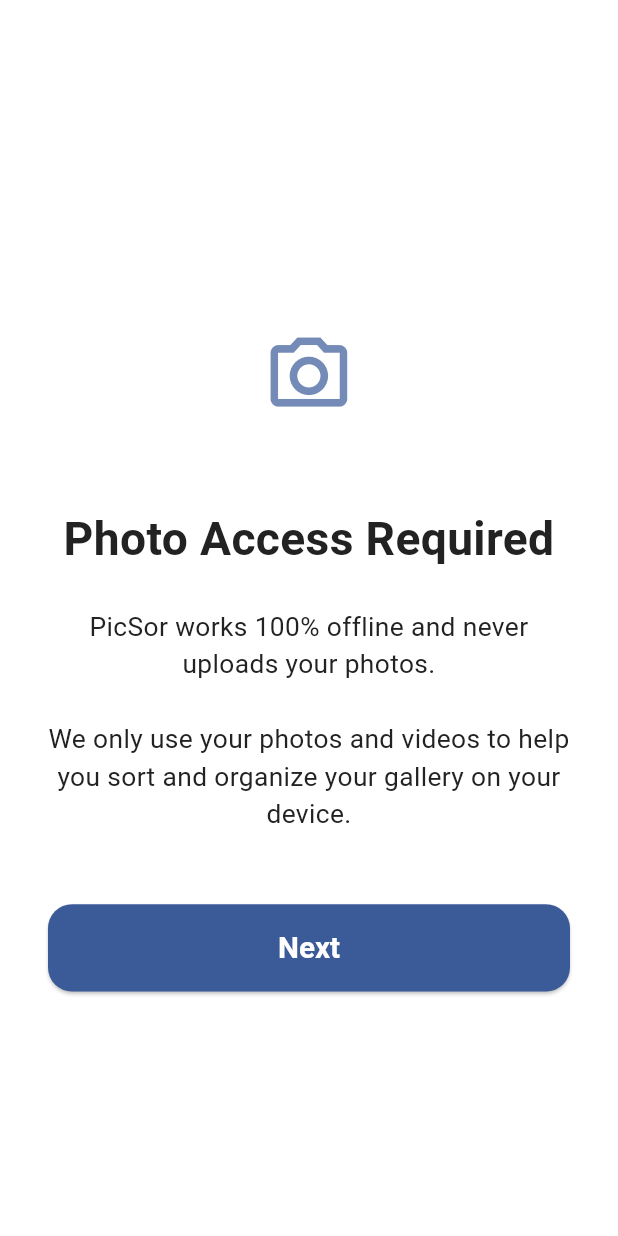
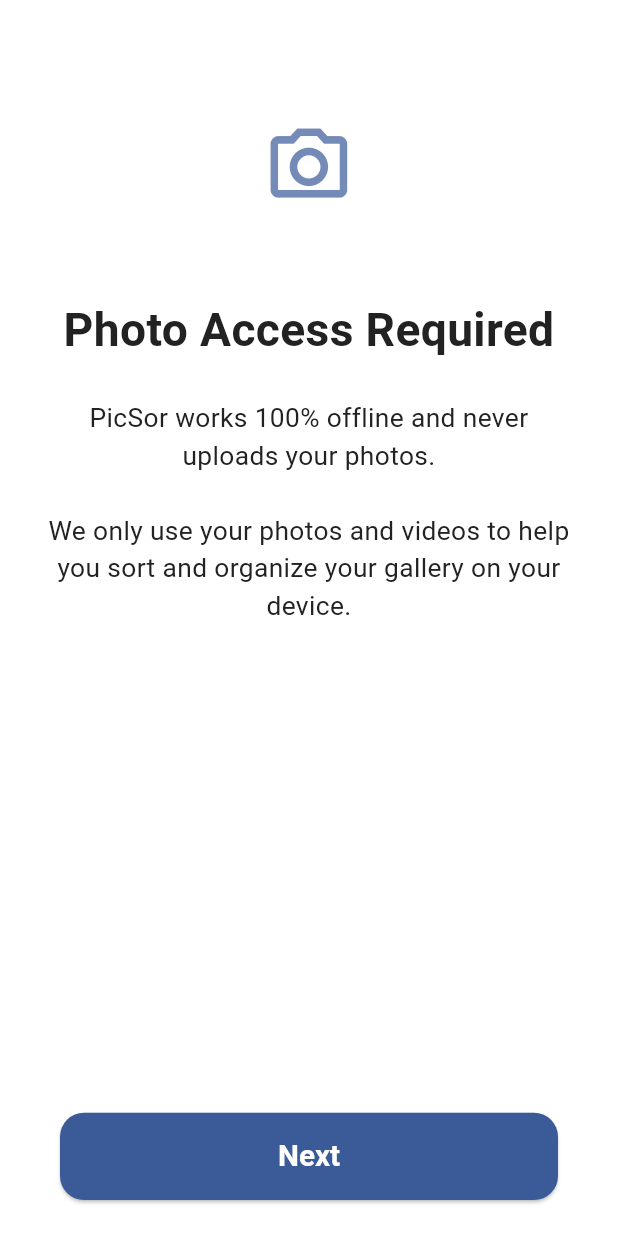
Before and after one commit to Jarkyman/PicSor, a Flutter app: the screen it shows after launch, after a tap on "Get started", on a phone screen of 412 x 824 dp. Run offline on Flutter 3.47's test engine with Material 3 defaults, Android fonts, the phone set to English and light mode, and no system bars; our stand-ins replace permission_handler, share_plus, shared_preferences; missing offline and left inert: photo_manager.

Commit message:
Refactor: Standardize onboarding screens layout and button alignment. Consistent spacing and placement across all screens.

```diff
--- a/lib/screens/onboarding/photo_permission_screen.dart
+++ b/lib/screens/onboarding/photo_permission_screen.dart
@@ -1,6 +1,10 @@
 import 'package:flutter/material.dart';
 import 'package:permission_handler/permission_handler.dart';
 import '../../core/theme.dart';
+import '../../widgets/onboarding/onboarding_icon.dart';
+import '../../widgets/onboarding/onboarding_title.dart';
+import '../../widgets/onboarding/onboarding_body.dart';
+import '../../widgets/onboarding/onboarding_button_row.dart';
 
 class PhotoPermissionScreen extends StatefulWidget {
   final VoidCallback onNext;
@@ -39,40 +43,29 @@ class _PhotoPermissionScreenState extends State<PhotoPermissionScreen> {
         child: Center(
           child: Padding(
             padding: EdgeInsets.symmetric(horizontal: AppSpacing.xl),
+            child: LayoutBuilder(
+              builder:
+                  (context, constraints) => ConstrainedBox(
+                    constraints: BoxConstraints(
+                      minHeight: constraints.maxHeight,
+                    ),
                     child: Column(
                       mainAxisAlignment: MainAxisAlignment.center,
                       children: [
                         SizedBox(height: AppSpacing.xl + AppSpacing.lg),
-                Container(
-                  width: Scale.of(context, 100),
-                  height: Scale.of(context, 100),
-                  decoration: BoxDecoration(
-                    color: Theme.of(context).colorScheme.surface,
-                    borderRadius: BorderRadius.circular(AppSpacing.lg),
-                  ),
-                  child: Center(
-                    child: Icon(
-                      Icons.camera_alt_outlined,
-                      size: Scale.of(context, 56),
-                      color: Theme.of(
-                        context,
-                      ).colorScheme.primary.withValues(alpha: 0.7),
+                        OnboardingIcon(icon: Icons.camera_alt_outlined),
+                        SizedBox(height: AppSpacing.xl),
+                        OnboardingTitle(text: 'Photo Access Required'),
+                        SizedBox(height: AppSpacing.lg),
+                        Expanded(
+                          child: Align(
+                            alignment: Alignment.topCenter,
+                            child: OnboardingBody(
+                              text:
+                                  'PicSor works 100% offline and never uploads your photos.\n\nWe only use your photos and videos to help you sort and organize your gallery on your device.',
                             ),
                           ),
                         ),
-                SizedBox(height: AppSpacing.xl),
-                Text(
-                  'Photo Access Required',
-                  style: AppTextStyles.headline(context),
-                  textAlign: TextAlign.center,
-                ),
-                SizedBox(height: AppSpacing.lg),
-                Text(
-                  'PicSor works 100% offline and never uploads your photos.\n\nWe only use your photos and videos to help you sort and organize your gallery on your device.',
-                  style: AppTextStyles.body(context),
-                  textAlign: TextAlign.center,
-                ),
-                SizedBox(height: AppSpacing.xl + AppSpacing.md),
                         if (!_granted && !_requested)
                           Column(
                             children: [
@@ -86,9 +79,12 @@ class _PhotoPermissionScreenState extends State<PhotoPermissionScreen> {
                             ],
                           )
                         else if (!_granted && _requested)
-                  SizedBox(
-                    width: double.infinity,
-                    child: ElevatedButton(
+                          Column(
+                            children: [
+                              SizedBox(height: AppSpacing.lg),
+                              OnboardingButtonRow(
+                                buttons: [
+                                  ElevatedButton(
                                     onPressed: _openSettings,
                                     style: ElevatedButton.styleFrom(
                                       padding: EdgeInsets.symmetric(
@@ -105,11 +101,18 @@ class _PhotoPermissionScreenState extends State<PhotoPermissionScreen> {
                                       style: AppTextStyles.button(context),
                                     ),
                                   ),
+                                ],
+                              ),
+                              SizedBox(height: AppSpacing.lg),
+                            ],
                           )
                         else if (_granted)
-                  SizedBox(
-                    width: double.infinity,
-                    child: ElevatedButton(
+                          Column(
+                            children: [
+                              SizedBox(height: AppSpacing.lg),
+                              OnboardingButtonRow(
+                                buttons: [
+                                  ElevatedButton(
                                     onPressed: widget.onNext,
                                     style: ElevatedButton.styleFrom(
                                       padding: EdgeInsets.symmetric(
@@ -121,11 +124,19 @@ class _PhotoPermissionScreenState extends State<PhotoPermissionScreen> {
                                         ),
                                       ),
                                     ),
-                      child: Text('Next', style: AppTextStyles.button(context)),
+                                    child: Text(
+                                      'Next',
+                                      style: AppTextStyles.button(context),
                                     ),
+                                  ),
+                                ],
                               ),
                               SizedBox(height: AppSpacing.lg),
                             ],
+                          ),
+                      ],
+                    ),
+                  ),
             ),
           ),
         ),
--- a/lib/screens/onboarding/welcome_screen.dart
+++ b/lib/screens/onboarding/welcome_screen.dart
@@ -1,5 +1,9 @@
 import 'package:flutter/material.dart';
 import '../../core/theme.dart';
+import '../../widgets/onboarding/onboarding_icon.dart';
+import '../../widgets/onboarding/onboarding_title.dart';
+import '../../widgets/onboarding/onboarding_body.dart';
+import '../../widgets/onboarding/onboarding_button_row.dart';
 
 class WelcomeScreen extends StatelessWidget {
   final VoidCallback onContinue;
@@ -12,44 +16,32 @@ class WelcomeScreen extends StatelessWidget {
         child: Center(
           child: Padding(
             padding: EdgeInsets.symmetric(horizontal: AppSpacing.xl),
+            child: LayoutBuilder(
+              builder:
+                  (context, constraints) => ConstrainedBox(
+                    constraints: BoxConstraints(
+                      minHeight: constraints.maxHeight,
+                    ),
                     child: Column(
-              mainAxisAlignment: MainAxisAlignment.center,
                       children: [
                         SizedBox(height: AppSpacing.xl + AppSpacing.lg),
-                // Logo placeholder
-                Container(
-                  width: Scale.of(context, 100),
-                  height: Scale.of(context, 100),
-                  decoration: BoxDecoration(
-                    color: Theme.of(context).colorScheme.surface,
-                    borderRadius: BorderRadius.circular(AppSpacing.lg),
-                  ),
-                  child: Center(
-                    child: Icon(
-                      Icons.photo_library_outlined,
-                      size: Scale.of(context, 56),
-                      color: Theme.of(
-                        context,
-                      ).colorScheme.primary.withValues(alpha: 0.7),
+                        OnboardingIcon(icon: Icons.photo_library_outlined),
+                        SizedBox(height: AppSpacing.xl),
+                        OnboardingTitle(text: 'Welcome to PicSor'),
+                        SizedBox(height: AppSpacing.lg),
+                        Expanded(
+                          child: Align(
+                            alignment: Alignment.topCenter,
+                            child: OnboardingBody(
+                              text:
+                                  'Sort and clean up your photos and videos with a swipe. PicSor helps you organize your gallery – fast, private, and offline.\n\nSwipe right to keep, left to delete, and up to sort for later. No cloud, no account, just you and your photos.',
                             ),
                           ),
                         ),
-                SizedBox(height: AppSpacing.xl),
-                Text(
-                  'Welcome to PicSor',
-                  style: AppTextStyles.headline(context),
-                  textAlign: TextAlign.center,
-                ),
                         SizedBox(height: AppSpacing.lg),
-                Text(
-                  'Sort and clean up your photos and videos with a swipe. PicSor helps you organize your gallery – fast, private, and offline.\n\nSwipe right to keep, left to delete, and up to sort for later. No cloud, no account, just you and your photos.',
-                  style: AppTextStyles.body(context),
-                  textAlign: TextAlign.center,
-                ),
-                SizedBox(height: AppSpacing.xl + AppSpacing.md),
-                SizedBox(
-                  width: double.infinity,
-                  child: ElevatedButton(
+                        OnboardingButtonRow(
+                          buttons: [
+                            ElevatedButton(
                               onPressed: onContinue,
                               style: ElevatedButton.styleFrom(
                                 padding: EdgeInsets.symmetric(
@@ -66,6 +58,7 @@ class WelcomeScreen extends StatelessWidget {
                                 style: AppTextStyles.button(context),
                               ),
                             ),
+                          ],
                         ),
                         SizedBox(height: AppSpacing.lg),
                       ],
@@ -73,6 +66,8 @@ class WelcomeScreen extends StatelessWidget {
                   ),
             ),
           ),
+        ),
+      ),
     );
   }
 }
--- /dev/null
+++ b/lib/widgets/onboarding/onboarding_body.dart
@@ -0,0 +1,31 @@
+import 'package:flutter/material.dart';
+import '../../core/theme.dart';
+
+class OnboardingBody extends StatelessWidget {
+  final String text;
+  final bool scrollable;
+  const OnboardingBody({
+    super.key,
+    required this.text,
+    this.scrollable = false,
+  });
+
+  @override
+  Widget build(BuildContext context) {
+    final body = Text(
+      text,
+      style: AppTextStyles.body(context),
+      textAlign: TextAlign.center,
+    );
+    if (scrollable) {
+      return Expanded(
+        child: SingleChildScrollView(
+          physics: const ClampingScrollPhysics(),
+          child: body,
+        ),
+      );
+    } else {
+      return body;
+    }
+  }
+}
--- /dev/null
+++ b/lib/widgets/onboarding/onboarding_button_row.dart
@@ -0,0 +1,24 @@
+import 'package:flutter/material.dart';
+import '../../core/theme.dart';
+
+class OnboardingButtonRow extends StatelessWidget {
+  final List<Widget> buttons;
+  const OnboardingButtonRow({super.key, required this.buttons});
+
+  @override
+  Widget build(BuildContext context) {
+    return Row(
+      mainAxisAlignment: MainAxisAlignment.center,
+      children: [
+        ...buttons.map(
+          (b) => Expanded(
+            child: Padding(
+              padding: EdgeInsets.symmetric(horizontal: AppSpacing.sm),
+              child: b,
+            ),
+          ),
+        ),
+      ],
+    );
+  }
+}
--- /dev/null
+++ b/lib/widgets/onboarding/onboarding_icon.dart
@@ -0,0 +1,35 @@
+import 'package:flutter/material.dart';
+import '../../core/theme.dart';
+
+class OnboardingIcon extends StatelessWidget {
+  final IconData icon;
+  final Color? color;
+  final double size;
+  const OnboardingIcon({
+    super.key,
+    required this.icon,
+    this.color,
+    this.size = 56,
+  });
+
+  @override
+  Widget build(BuildContext context) {
+    return Container(
+      width: Scale.of(context, 100),
+      height: Scale.of(context, 100),
+      decoration: BoxDecoration(
+        color: Theme.of(context).colorScheme.surface,
+        borderRadius: BorderRadius.circular(AppSpacing.lg),
+      ),
+      child: Center(
+        child: Icon(
+          icon,
+          size: Scale.of(context, size),
+          color:
+              color ??
+              Theme.of(context).colorScheme.primary.withValues(alpha: 0.7),
+        ),
+      ),
+    );
+  }
+}
--- /dev/null
+++ b/lib/widgets/onboarding/onboarding_title.dart
@@ -0,0 +1,16 @@
+import 'package:flutter/material.dart';
+import '../../core/theme.dart';
+
+class OnboardingTitle extends StatelessWidget {
+  final String text;
+  const OnboardingTitle({super.key, required this.text});
+
+  @override
+  Widget build(BuildContext context) {
+    return Text(
+      text,
+      style: AppTextStyles.headline(context),
+      textAlign: TextAlign.center,
+    );
+  }
+}
```
Also changed, not shown: lib/screens/onboarding/bonus_swipes_screen.dart (+11 -26 lines), lib/screens/onboarding/intro_screen.dart (+11 -26 lines), lib/screens/onboarding/notification_permission_screen.dart (+50 -42 lines), lib/screens/onboarding/privacy_policy_screen.dart (+22 -29 lines). Lines whose indentation alone changed are shown as unchanged.
